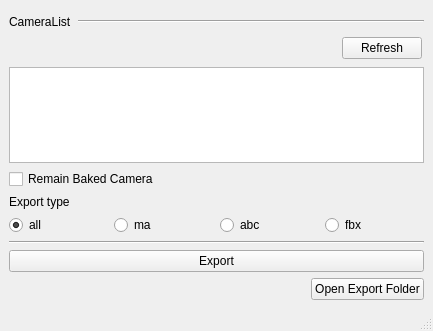
First picture: the form in pycode/ExportCameraAbc/gui.ui, repository yocineman/ND_AssetExporter, before the edit.
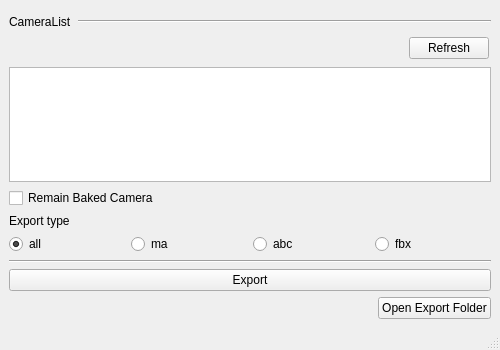
Second picture: the form after the edit.

What changed in the file:
```diff
--- a/pycode/ExportCameraAbc/gui.ui
+++ b/pycode/ExportCameraAbc/gui.ui
@@ -6,8 +6,8 @@
    <rect>
     <x>0</x>
     <y>0</y>
-    <width>433</width>
-    <height>331</height>
+                <width>500</width>
+                <height>350</height>
    </rect>
   </property>
   <property name="windowTitle">
```
Left out of the diff: 12 changed lines with no effect on the pictures. Lines whose indentation alone changed are shown as unchanged.
